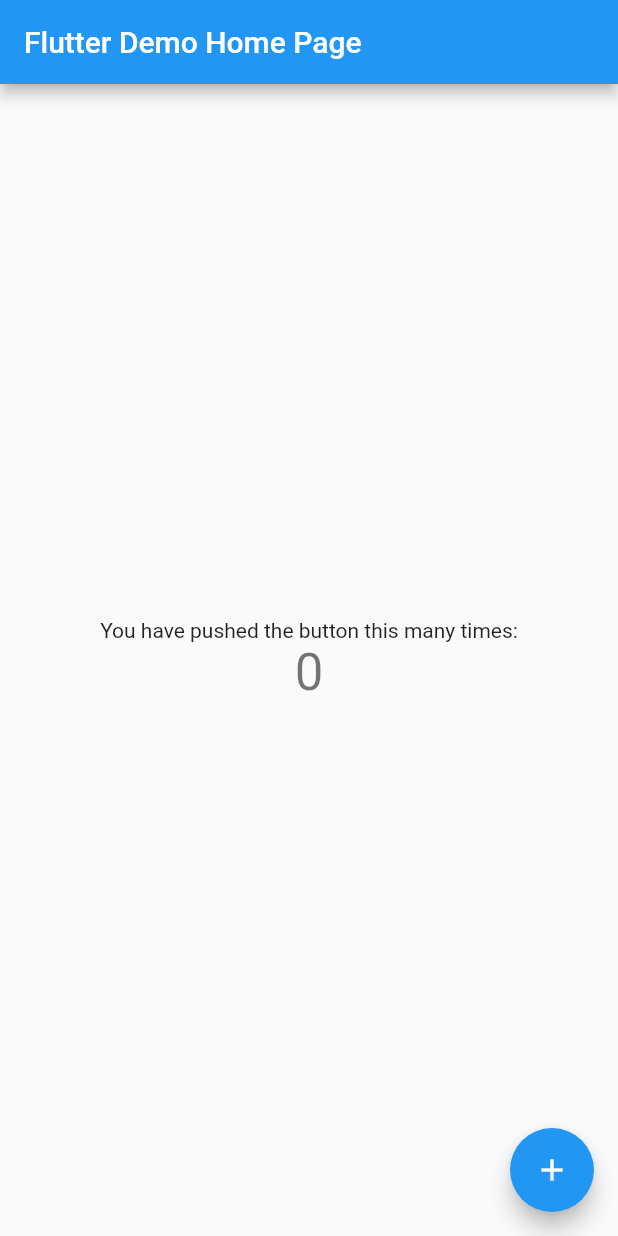
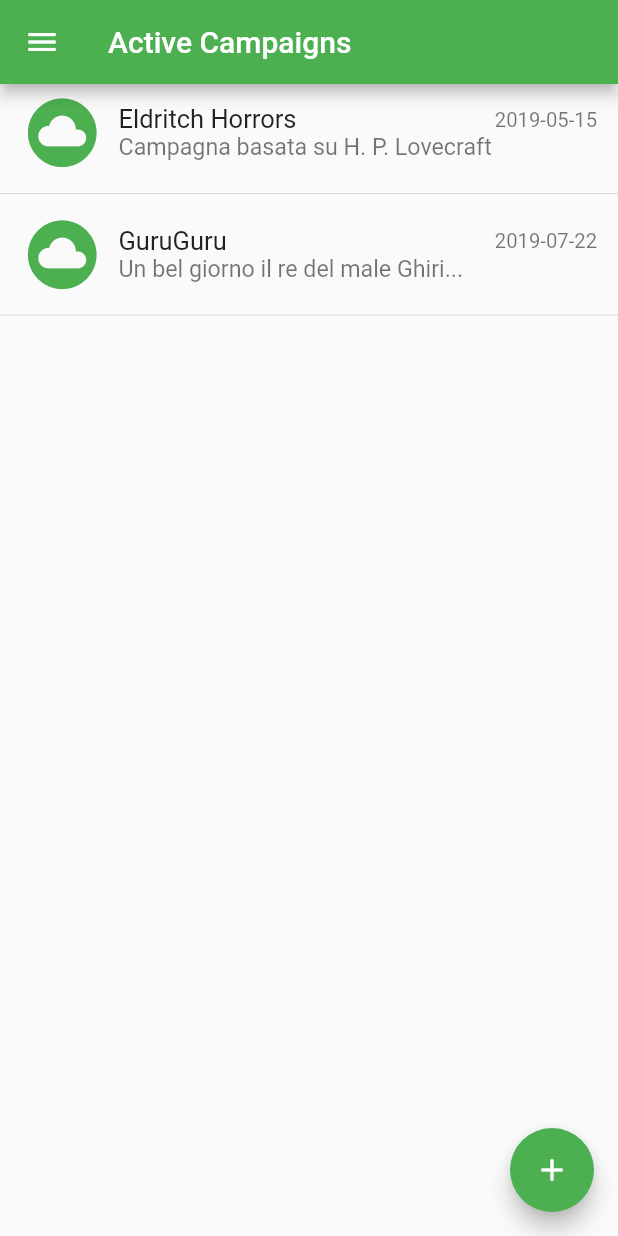
Before and after one commit to LukeDS-it/eternal-light-tome, a Flutter app: the screen it shows after launch, on a phone screen of 412 x 824 dp. Run offline on Flutter 3.47's test engine with Material 2 defaults, Android fonts, the phone set to English and light mode, and no system bars.

Commit message:
working on main screen

```diff
--- /dev/null
+++ b/lib/it/ldsoftware/elt/ui/CampaignsView.dart
@@ -0,0 +1,100 @@
+import 'package:elt/it/ldsoftware/elt/view/campaign-vm.dart';
+import 'package:flutter/material.dart';
+
+class CampaignsView extends StatelessWidget {
+  final List<CampaignVM> campaigns = [
+    CampaignVM(
+        "Eldritch Horrors", "Campagna basata su H. P. Lovecraft", "2019-05-15"),
+    CampaignVM(
+        "GuruGuru", "Un bel giorno il re del male Ghiri...", "2019-07-22"),
+  ];
+
+  @override
+  Widget build(BuildContext context) {
+    return Scaffold(
+      appBar: AppBar(
+        title: Text("Active Campaigns"),
+      ),
+      drawer: Drawer(
+          child: Column(
+            children: <Widget>[
+
+            ],
+          )
+      ),
+      body: ListView.builder(
+          itemCount: campaigns.length,
+          itemBuilder: (context, position) {
+            var campaign = campaigns[position];
+            return Column(children: <Widget>[
+              Padding(
+                padding: EdgeInsets.only(
+                    left: 14.0, right: 14.0, top: 5.0, bottom: 5.0),
+                child: Row(
+                  crossAxisAlignment: CrossAxisAlignment.center,
+                  children: <Widget>[
+                    Icon(
+                      Icons.cloud_circle,
+                      size: 55.0,
+                      color: Colors.green,
+                    ),
+                    Expanded(
+                      child: Padding(
+                        padding: const EdgeInsets.only(left: 10.0),
+                        child: Column(
+                          children: <Widget>[
+                            Row(
+                              mainAxisAlignment: MainAxisAlignment.spaceBetween,
+                              children: <Widget>[
+                                Text(
+                                  campaign.title,
+                                  style: TextStyle(
+                                      fontWeight: FontWeight.w400,
+                                      color: Colors.black87,
+                                      fontSize: 17.0),
+                                ),
+                                Text(
+                                  campaign.startDate,
+                                  style: TextStyle(
+                                      fontWeight: FontWeight.w400,
+                                      color: Colors.black54,
+                                      fontSize: 13.5),
+                                ),
+                              ],
+                            ),
+                            Row(
+                              crossAxisAlignment: CrossAxisAlignment.start,
+                              mainAxisAlignment: MainAxisAlignment.spaceBetween,
+                              children: <Widget>[
+                                Column(
+                                  crossAxisAlignment: CrossAxisAlignment.start,
+                                  children: <Widget>[
+                                    Text(
+                                      campaign.description,
+                                      style: TextStyle(
+                                          fontWeight: FontWeight.w400,
+                                          color: Colors.black54,
+                                          fontSize: 15.5),
+                                    )
+                                  ],
+                                ),
+                              ],
+                            ),
+                          ],
+                        ),
+                      ),
+                    ),
+                  ],
+                ),
+              ),
+              Divider(),
+            ]);
+          }),
+      floatingActionButton: FloatingActionButton(
+        onPressed: null,
+        child: Icon(Icons.add),
+      ),
+      floatingActionButtonLocation: FloatingActionButtonLocation.endFloat,
+    );
+  }
+}
--- a/lib/it/ldsoftware/elt/view/campaign-vm.dart
+++ b/lib/it/ldsoftware/elt/view/campaign-vm.dart
@@ -1,7 +1,7 @@
 class CampaignVM {
   String title;
   String description;
-  DateTime startDate;
+  String startDate;
 
   CampaignVM(this.title, this.description, this.startDate);
 }
--- a/lib/main.dart
+++ b/lib/main.dart
@@ -1,4 +1,6 @@
 import 'package:flutter/material.dart';
+
+import 'it/ldsoftware/elt/ui/CampaignsView.dart';
 
 void main() => runApp(MyApp());
 
@@ -9,103 +11,9 @@ class MyApp extends StatelessWidget {
     return MaterialApp(
       title: 'Flutter Demo',
       theme: ThemeData(
-        // This is the theme of your application.
-        //
-        // Try running your application with "flutter run". You'll see the
-        // application has a blue toolbar. Then, without quitting the app, try
-        // changing the primarySwatch below to Colors.green and then invoke
-        // "hot reload" (press "r" in the console where you ran "flutter run",
-        // or simply save your changes to "hot reload" in a Flutter IDE).
-        // Notice that the counter didn't reset back to zero; the application
-        // is not restarted.
-        primarySwatch: Colors.blue,
+        primarySwatch: Colors.green,
       ),
-      home: MyHomePage(title: 'Flutter Demo Home Page'),
+      home: CampaignsView(),
     );
   }
 }
-
-class MyHomePage extends StatefulWidget {
-  MyHomePage({Key key, this.title}) : super(key: key);
-
-  // This widget is the home page of your application. It is stateful, meaning
-  // that it has a State object (defined below) that contains fields that affect
-  // how it looks.
-
-  // This class is the configuration for the state. It holds the values (in this
-  // case the title) provided by the parent (in this case the App widget) and
-  // used by the build method of the State. Fields in a Widget subclass are
-  // always marked "final".
-
-  final String title;
-
-  @override
-  _MyHomePageState createState() => _MyHomePageState();
-}
-
-class _MyHomePageState extends State<MyHomePage> {
-  int _counter = 0;
-
-  void _incrementCounter() {
-    setState(() {
-      // This call to setState tells the Flutter framework that something has
-      // changed in this State, which causes it to rerun the build method below
-      // so that the display can reflect the updated values. If we changed
-      // _counter without calling setState(), then the build method would not be
-      // called again, and so nothing would appear to happen.
-      _counter++;
-    });
-  }
-
-  @override
-  Widget build(BuildContext context) {
-    // This method is rerun every time setState is called, for instance as done
-    // by the _incrementCounter method above.
-    //
-    // The Flutter framework has been optimized to make rerunning build methods
-    // fast, so that you can just rebuild anything that needs updating rather
-    // than having to individually change instances of widgets.
-    return Scaffold(
-      appBar: AppBar(
-        // Here we take the value from the MyHomePage object that was created by
-        // the App.build method, and use it to set our appbar title.
-        title: Text(widget.title),
-      ),
-      body: Center(
-        // Center is a layout widget. It takes a single child and positions it
-        // in the middle of the parent.
-        child: Column(
-          // Column is also layout widget. It takes a list of children and
-          // arranges them vertically. By default, it sizes itself to fit its
-          // children horizontally, and tries to be as tall as its parent.
-          //
-          // Invoke "debug painting" (press "p" in the console, choose the
-          // "Toggle Debug Paint" action from the Flutter Inspector in Android
-          // Studio, or the "Toggle Debug Paint" command in Visual Studio Code)
-          // to see the wireframe for each widget.
-          //
-          // Column has various properties to control how it sizes itself and
-          // how it positions its children. Here we use mainAxisAlignment to
-          // center the children vertically; the main axis here is the vertical
-          // axis because Columns are vertical (the cross axis would be
-          // horizontal).
-          mainAxisAlignment: MainAxisAlignment.center,
-          children: <Widget>[
-            Text(
-              'You have pushed the button this many times:',
-            ),
-            Text(
-              '$_counter',
-              style: Theme.of(context).textTheme.display1,
-            ),
-          ],
-        ),
-      ),
-      floatingActionButton: FloatingActionButton(
-        onPressed: _incrementCounter,
-        tooltip: 'Increment',
-        child: Icon(Icons.add),
-      ), // This trailing comma makes auto-formatting nicer for build methods.
-    );
-  }
-}
```
